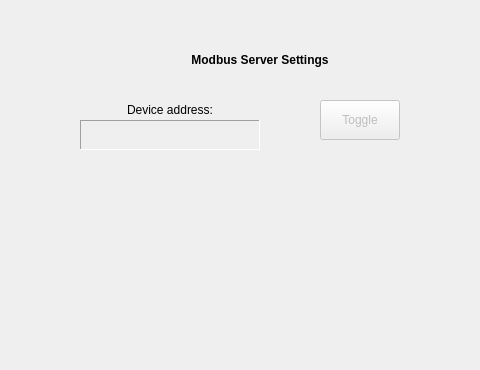
The window that modbus-application/settings.ui (Wolkabout/offset-printing-machine-simulator-application) describes before a commit, drawn with Qt 5; both pictures show x 320 to 800 and y 0 to 370 of the 800 by 528 pixel window.
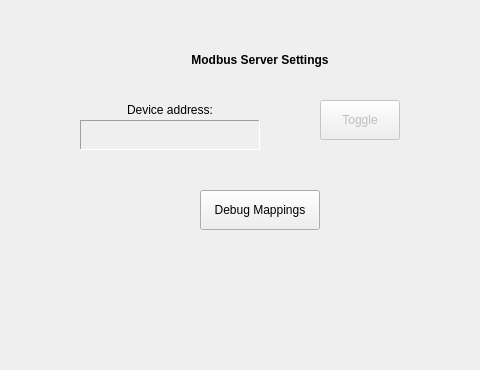
The same window after the commit.

Diff of the .ui file:
```diff
--- a/modbus-application/settings.ui
+++ b/modbus-application/settings.ui
@@ -177,6 +177,19 @@
     <set>Qt::AlignCenter</set>
    </property>
   </widget>
+  <widget class="QPushButton" name="debugMapping">
+   <property name="geometry">
+    <rect>
+     <x>520</x>
+     <y>190</y>
+     <width>120</width>
+     <height>40</height>
+    </rect>
+   </property>
+   <property name="text">
+    <string>Debug Mappings</string>
+   </property>
+  </widget>
  </widget>
  <resources/>
  <connections/>
```
